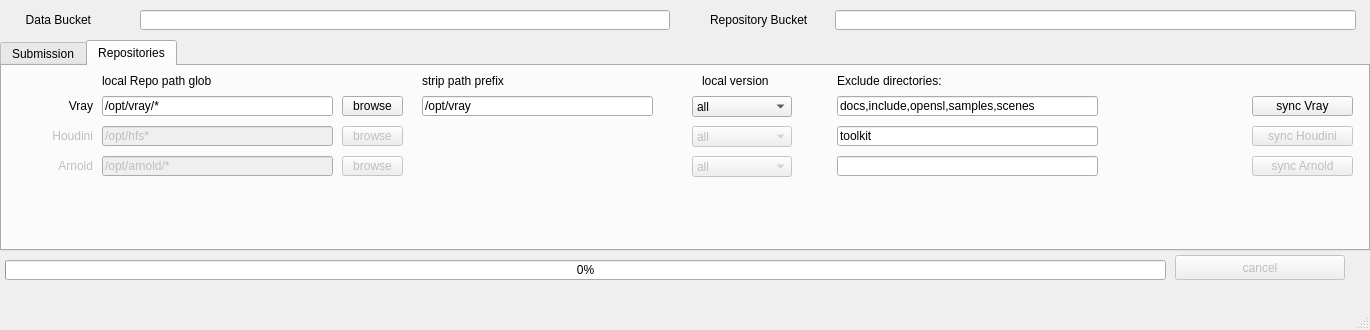
ultra-sonic/opencloudrender, file opencloudrender/ui/ocrSubmit.ui: the form before one commit.
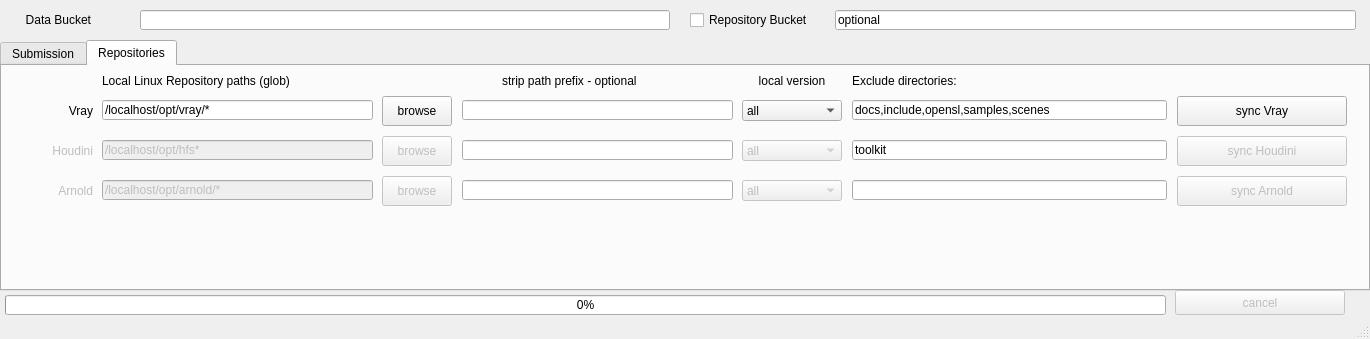
The form after the commit. The open tabs and pages were chosen to show the change.

Commit message: another round of UI re-design

Diff of the .ui file:
```diff
--- a/opencloudrender/ui/ocrSubmit.ui
+++ b/opencloudrender/ui/ocrSubmit.ui
@@ -7,7 +7,7 @@
     <x>0</x>
     <y>0</y>
     <width>1370</width>
-    <height>330</height>
+    <height>339</height>
    </rect>
   </property>
   <property name="acceptDrops">
@@ -23,7 +23,7 @@
       <x>0</x>
       <y>40</y>
       <width>1370</width>
-      <height>211</height>
+      <height>251</height>
      </rect>
     </property>
     <property name="currentIndex">
@@ -225,10 +225,10 @@
      <widget class="QPushButton" name="vrayRepoSyncButton">
       <property name="geometry">
        <rect>
-        <x>1250</x>
+        <x>1175</x>
         <y>30</y>
-        <width>101</width>
-        <height>20</height>
+        <width>170</width>
+        <height>30</height>
        </rect>
       </property>
       <property name="text">
@@ -239,13 +239,13 @@
       <property name="geometry">
        <rect>
         <x>100</x>
-        <y>30</y>
-        <width>231</width>
+        <y>34</y>
+        <width>271</width>
         <height>20</height>
        </rect>
       </property>
       <property name="text">
-       <string>/opt/vray/*</string>
+       <string>/localhost/opt/vray/*</string>
       </property>
      </widget>
      <widget class="QLabel" name="vrayRepoPathGlobLabel">
@@ -254,7 +254,7 @@
         <x>10</x>
         <y>30</y>
         <width>81</width>
-        <height>20</height>
+        <height>30</height>
        </rect>
       </property>
       <property name="text">
@@ -271,13 +271,13 @@
       <property name="geometry">
        <rect>
         <x>100</x>
-        <y>60</y>
-        <width>231</width>
+        <y>74</y>
+        <width>271</width>
         <height>20</height>
        </rect>
       </property>
       <property name="text">
-       <string>/opt/hfs*</string>
+       <string>/localhost/opt/hfs*</string>
       </property>
      </widget>
      <widget class="QPushButton" name="syncHoudiniRepoButton">
@@ -286,10 +286,10 @@
       </property>
       <property name="geometry">
        <rect>
-        <x>1250</x>
-        <y>60</y>
-        <width>101</width>
-        <height>20</height>
+        <x>1175</x>
+        <y>70</y>
+        <width>170</width>
+        <height>30</height>
        </rect>
       </property>
       <property name="text">
@@ -303,9 +303,9 @@
       <property name="geometry">
        <rect>
         <x>10</x>
-        <y>60</y>
+        <y>70</y>
         <width>81</width>
-        <height>20</height>
+        <height>30</height>
        </rect>
       </property>
       <property name="text">
@@ -322,13 +322,13 @@
       <property name="geometry">
        <rect>
         <x>100</x>
-        <y>90</y>
-        <width>231</width>
+        <y>114</y>
+        <width>271</width>
         <height>20</height>
        </rect>
       </property>
       <property name="text">
-       <string>/opt/arnold/*</string>
+       <string>/localhost/opt/arnold/*</string>
       </property>
      </widget>
      <widget class="QPushButton" name="syncArnoldRepoButton">
@@ -337,10 +337,10 @@
       </property>
       <property name="geometry">
        <rect>
-        <x>1250</x>
-        <y>90</y>
-        <width>101</width>
-        <height>20</height>
+        <x>1175</x>
+        <y>110</y>
+        <width>170</width>
+        <height>30</height>
        </rect>
       </property>
       <property name="text">
@@ -354,9 +354,9 @@
       <property name="geometry">
        <rect>
         <x>10</x>
-        <y>90</y>
+        <y>110</y>
         <width>81</width>
-        <height>20</height>
+        <height>30</height>
        </rect>
       </property>
       <property name="text">
@@ -369,9 +369,9 @@
      <widget class="QLineEdit" name="vrayRepoExcludesLineEdit">
       <property name="geometry">
        <rect>
-        <x>835</x>
-        <y>30</y>
-        <width>261</width>
+        <x>850</x>
+        <y>34</y>
+        <width>315</width>
         <height>20</height>
        </rect>
       </property>
@@ -382,7 +382,7 @@
      <widget class="QLabel" name="vrayRepoExcludesLabel">
       <property name="geometry">
        <rect>
-        <x>835</x>
+        <x>850</x>
         <y>5</y>
         <width>241</width>
         <height>20</height>
@@ -395,9 +395,9 @@
      <widget class="QLineEdit" name="houdiniRepoExcludesLineEdit">
       <property name="geometry">
        <rect>
-        <x>835</x>
-        <y>60</y>
-        <width>261</width>
+        <x>850</x>
+        <y>74</y>
+        <width>315</width>
         <height>20</height>
        </rect>
       </property>
@@ -408,9 +408,9 @@
      <widget class="QLineEdit" name="arnoldRepoExcludesLineEdit">
       <property name="geometry">
        <rect>
-        <x>835</x>
-        <y>90</y>
-        <width>261</width>
+        <x>850</x>
+        <y>114</y>
+        <width>315</width>
         <height>20</height>
        </rect>
       </property>
@@ -421,8 +421,8 @@
      <widget class="QComboBox" name="vrayRepoVersionComboBox">
       <property name="geometry">
        <rect>
-        <x>690</x>
-        <y>30</y>
+        <x>740</x>
+        <y>34</y>
         <width>100</width>
         <height>21</height>
        </rect>
@@ -441,23 +441,26 @@
      <widget class="QLabel" name="localVersionLabel">
       <property name="geometry">
        <rect>
-        <x>700</x>
+        <x>740</x>
         <y>5</y>
-        <width>91</width>
+        <width>100</width>
         <height>20</height>
        </rect>
       </property>
       <property name="text">
        <string>local version</string>
       </property>
+      <property name="alignment">
+       <set>Qt::AlignCenter</set>
+      </property>
      </widget>
      <widget class="QPushButton" name="vrayRepoBrowseButton">
       <property name="geometry">
        <rect>
-        <x>340</x>
+        <x>380</x>
         <y>30</y>
-        <width>61</width>
-        <height>20</height>
+        <width>70</width>
+        <height>30</height>
        </rect>
       </property>
       <property name="text">
@@ -470,10 +473,10 @@
       </property>
       <property name="geometry">
        <rect>
-        <x>340</x>
-        <y>60</y>
-        <width>61</width>
-        <height>20</height>
+        <x>380</x>
+        <y>70</y>
+        <width>70</width>
+        <height>30</height>
        </rect>
       </property>
       <property name="text">
@@ -486,8 +489,8 @@
       </property>
       <property name="geometry">
        <rect>
-        <x>690</x>
-        <y>60</y>
+        <x>740</x>
+        <y>74</y>
         <width>100</width>
         <height>21</height>
        </rect>
@@ -509,10 +512,10 @@
       </property>
       <property name="geometry">
        <rect>
-        <x>340</x>
-        <y>90</y>
-        <width>61</width>
-        <height>20</height>
+        <x>380</x>
+        <y>110</y>
+        <width>70</width>
+        <height>30</height>
        </rect>
       </property>
       <property name="text">
@@ -525,8 +528,8 @@
       </property>
       <property name="geometry">
        <rect>
-        <x>690</x>
-        <y>90</y>
+        <x>740</x>
+        <y>114</y>
         <width>100</width>
         <height>21</height>
        </rect>
@@ -547,38 +550,64 @@
        <rect>
         <x>100</x>
         <y>5</y>
-        <width>131</width>
+        <width>231</width>
         <height>20</height>
        </rect>
       </property>
       <property name="text">
-       <string>local Repo path glob</string>
+       <string>Local Linux Repository paths (glob)</string>
       </property>
      </widget>
      <widget class="QLabel" name="vrayRepoStripPathPrefixLabel">
       <property name="geometry">
        <rect>
-        <x>420</x>
+        <x>500</x>
         <y>5</y>
-        <width>131</width>
+        <width>181</width>
         <height>20</height>
        </rect>
       </property>
       <property name="text">
-       <string>strip path prefix</string>
+       <string>strip path prefix - optional</string>
       </property>
      </widget>
      <widget class="QLineEdit" name="vrayRepoStripPathPrefixLineEdit">
       <property name="geometry">
        <rect>
-        <x>420</x>
-        <y>30</y>
-        <width>231</width>
+        <x>460</x>
+        <y>34</y>
+        <width>271</width>
         <height>20</height>
        </rect>
       </property>
       <property name="text">
-       <string>/opt/vray</string>
+       <string/>
+      </property>
+     </widget>
+     <widget class="QLineEdit" name="houdiniRepoStripPathPrefix">
+      <property name="geometry">
+       <rect>
+        <x>460</x>
+        <y>74</y>
+        <width>271</width>
+        <height>20</height>
+       </rect>
+      </property>
+      <property name="text">
+       <string/>
+      </property>
+     </widget>
+     <widget class="QLineEdit" name="arnoldRepoStripPathPrefix">
+      <property name="geometry">
+       <rect>
+        <x>460</x>
+        <y>114</y>
+        <width>271</width>
+        <height>20</height>
+       </rect>
+      </property>
+      <property name="text">
+       <string/>
       </property>
      </widget>
     </widget>
@@ -590,7 +619,7 @@
     <property name="geometry">
      <rect>
       <x>1175</x>
-      <y>255</y>
+      <y>290</y>
       <width>170</width>
       <height>25</height>
      </rect>
@@ -603,7 +632,7 @@
     <property name="geometry">
      <rect>
       <x>5</x>
-      <y>260</y>
+      <y>295</y>
       <width>1161</width>
       <height>20</height>
      </rect>
@@ -638,19 +667,6 @@
      </rect>
     </property>
    </widget>
-   <widget class="QLabel" name="repoBucketNameLabel">
-    <property name="geometry">
-     <rect>
-      <x>710</x>
-      <y>10</y>
-      <width>121</width>
-      <height>20</height>
-     </rect>
-    </property>
-    <property name="text">
-     <string>Repository Bucket</string>
-    </property>
-   </widget>
    <widget class="QLineEdit" name="repoBucketName">
     <property name="geometry">
      <rect>
@@ -660,17 +676,23 @@
       <height>20</height>
      </rect>
     </property>
+    <property name="text">
+     <string>optional</string>
+    </property>
    </widget>
-  </widget>
-  <widget class="QMenuBar" name="menubar">
-   <property name="geometry">
-    <rect>
-     <x>0</x>
-     <y>0</y>
-     <width>1370</width>
-     <height>22</height>
-    </rect>
-   </property>
+   <widget class="QCheckBox" name="repoBucketCheckBox">
+    <property name="geometry">
+     <rect>
+      <x>690</x>
+      <y>10</y>
+      <width>140</width>
+      <height>20</height>
+     </rect>
+    </property>
+    <property name="text">
+     <string>Repository Bucket</string>
+    </property>
+   </widget>
   </widget>
   <widget class="QStatusBar" name="statusbar"/>
  </widget>
```
Left out of the diff: 99 changed lines with no effect on the pictures. The commit also changes 3 other files.
